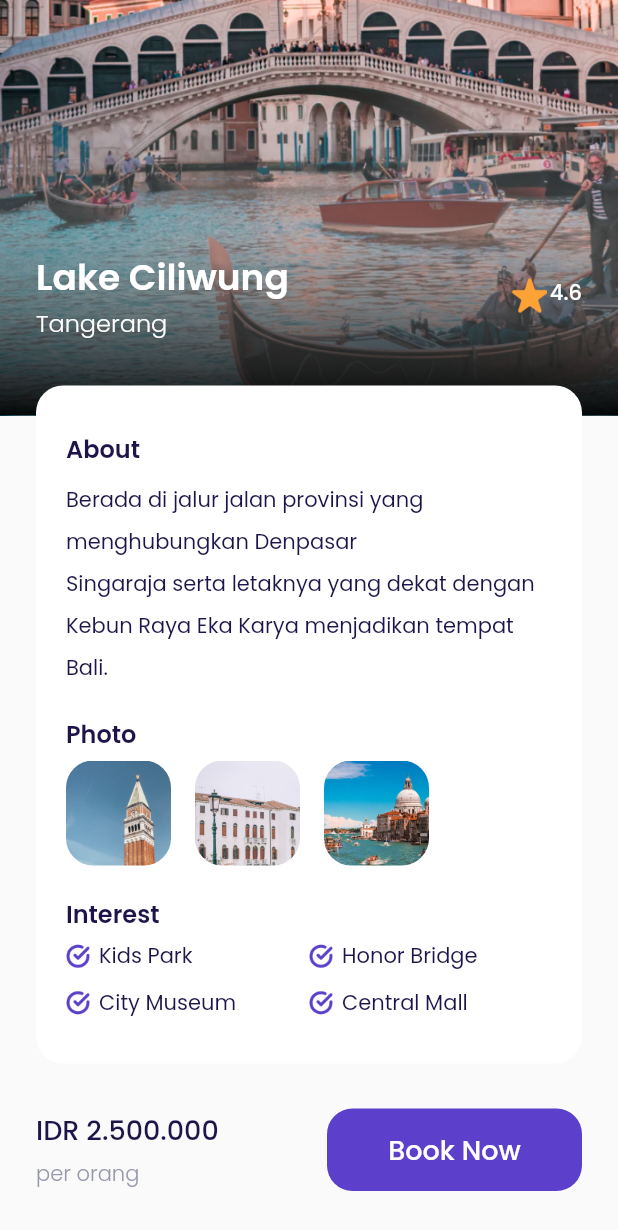
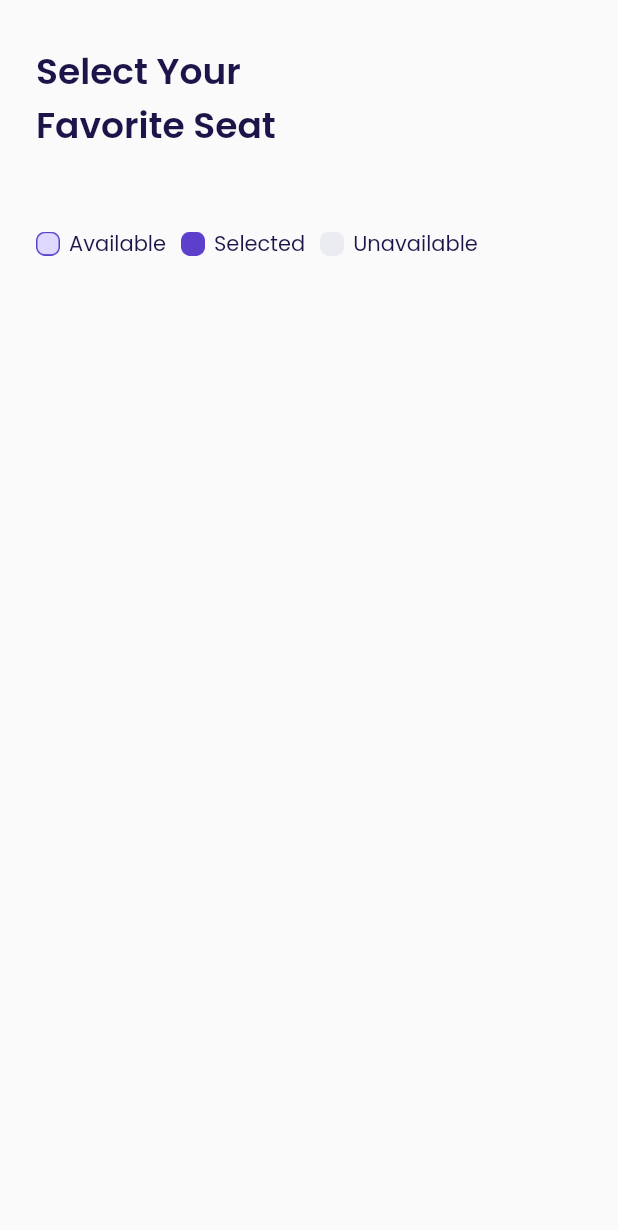
Before and after one commit to balinux/airplane, a Flutter app: the DetailPage screen opened directly, scrolled down 173 dp, after a tap on "Book Now", on a phone screen of 412 x 824 dp. Shown: the top 1230 px of the screen. Run offline on Flutter 3.47's test engine with Material 2 defaults, Android fonts, the phone set to English and light mode, and no system bars; our stand-ins replace google_fonts.

Commit message:
Choose Seat Page - Title & Status

```diff
--- /dev/null
+++ b/lib/UI/pages/choose_seat_page.dart
@@ -0,0 +1,73 @@
+import 'package:airplane/shared/theme.dart';
+import 'package:flutter/material.dart';
+
+class ChooseSeatPage extends StatelessWidget {
+  const ChooseSeatPage({super.key});
+
+  @override
+  Widget build(BuildContext context) {
+    Widget title() {
+      return Container(
+        margin: const EdgeInsets.only(top: 30),
+        child: Text(
+          'Select Your\nFavorite Seat',
+          style: blackTextStyle.copyWith(fontSize: 24, fontWeight: semiBold),
+        ),
+      );
+    }
+
+    Widget seatStatus() {
+      return Container(
+        margin: const EdgeInsets.only(top: 50),
+        child: Row(
+          children: [
+            Container(
+              width: 16,
+              height: 16,
+              margin: const EdgeInsets.only(right: 6),
+              decoration: const BoxDecoration(
+                  image: DecorationImage(
+                      image: AssetImage('assets/icon_available.png'))),
+            ),
+            Text(
+              'Available',
+              style: blackTextStyle,
+            ),
+            Container(
+              width: 16,
+              height: 16,
+              margin: const EdgeInsets.only(right: 6, left: 10),
+              decoration: const BoxDecoration(
+                  image: DecorationImage(
+                      image: AssetImage('assets/icon_selected.png'))),
+            ),
+            Text(
+              'Selected',
+              style: blackTextStyle,
+            ),
+            Container(
+              width: 16,
+              height: 16,
+              margin: const EdgeInsets.only(right: 6, left: 10),
+              decoration: const BoxDecoration(
+                  image: DecorationImage(
+                      image: AssetImage('assets/icon_unavailable.png'))),
+            ),
+            Text(
+              'Unavailable',
+              style: blackTextStyle,
+            ),
+          ],
+        ),
+      );
+    }
+
+    return Scaffold(
+      backgroundColor: kBackgroundColor,
+      body: ListView(
+        padding: EdgeInsets.symmetric(horizontal: 24),
+        children: [title(), seatStatus()],
+      ),
+    );
+  }
+}
--- a/lib/UI/pages/detail_page.dart
+++ b/lib/UI/pages/detail_page.dart
@@ -1,3 +1,4 @@
+import 'package:airplane/UI/pages/choose_seat_page.dart';
 import 'package:airplane/UI/widgets/custom_button.dart';
 import 'package:airplane/UI/widgets/foto_item.dart';
 import 'package:airplane/UI/widgets/interest_item.dart';
@@ -214,7 +215,13 @@ class DetailPage extends StatelessWidget {
                 // Note : Book Button
                 CustomButton(
                   title: 'Book Now',
-                  onPressed: () {},
+                  onPressed: () {
+                    Navigator.push(
+                        context,
+                        MaterialPageRoute(
+                          builder: (context) => ChooseSeatPage(),
+                        ));
+                  },
                   width: 170,
                 )
               ],
```
